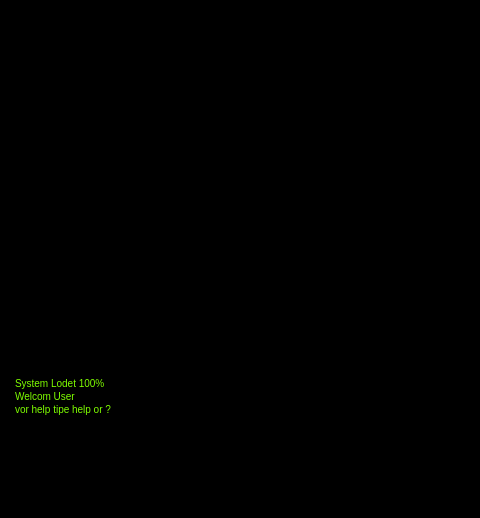
Old version of the form SpieleprogrammierungQT/mainwindow.ui in the repository EmiliaJacob/Console-game-2021; both pictures show x 0 to 480 and y 0 to 518 of the 1232 by 761 pixel window.
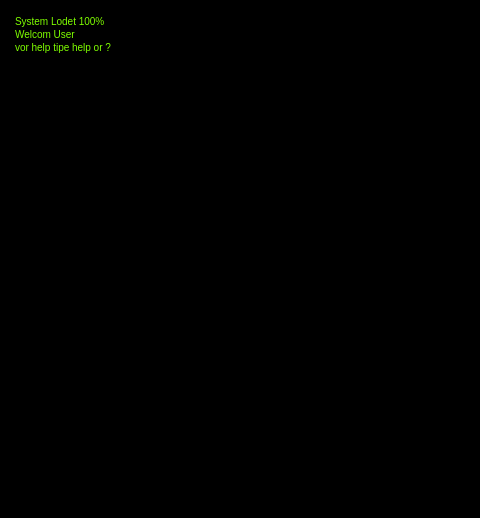
New version of the form. The open tabs and pages were chosen to show the change. Icons and pictures are not drawn.

What changed in the file:
```diff
--- a/SpieleprogrammierungQT/mainwindow.ui
+++ b/SpieleprogrammierungQT/mainwindow.ui
@@ -3490,9 +3490,6 @@
         </rect>
        </property>
        <layout class="QVBoxLayout" name="verticalLayout_4">
-        <item>
-         <widget class="QTableWidget" name="tableWidget_3"/>
-        </item>
         <item>
          <widget class="QScrollArea" name="scrollArea">
           <property name="widgetResizable">
@@ -3504,7 +3501,7 @@
              <x>0</x>
              <y>0</y>
              <width>587</width>
-             <height>349</height>
+             <height>708</height>
             </rect>
            </property>
            <property name="styleSheet">
```
Left out of the diff: 82 changed lines with no effect on the pictures.
